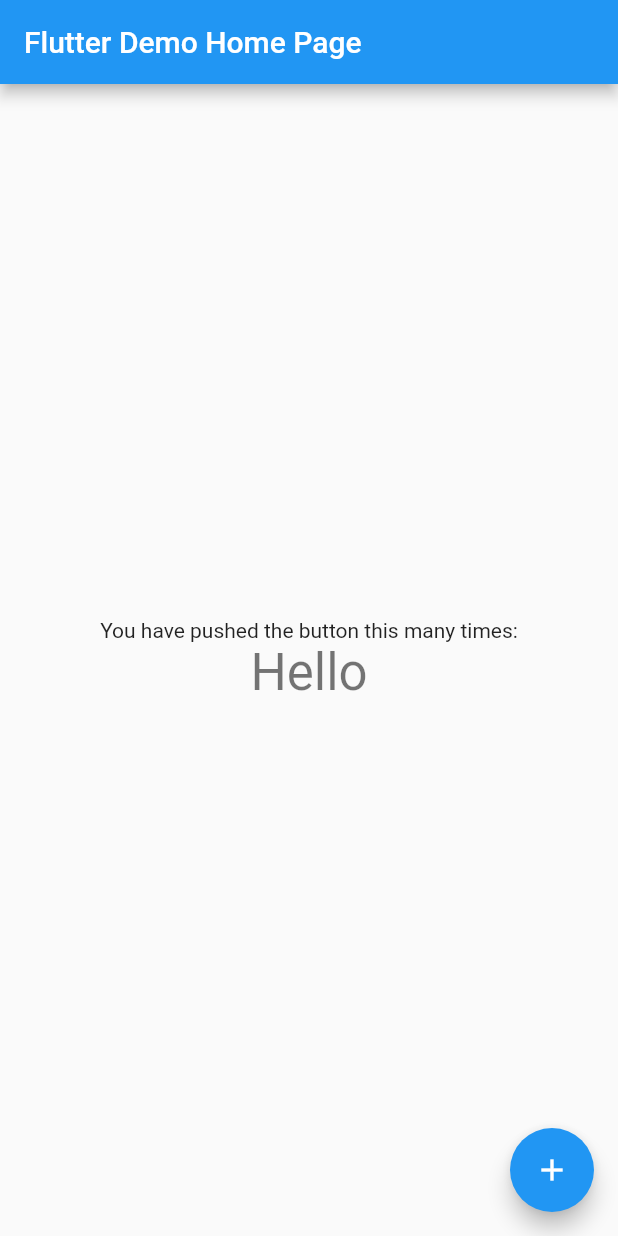
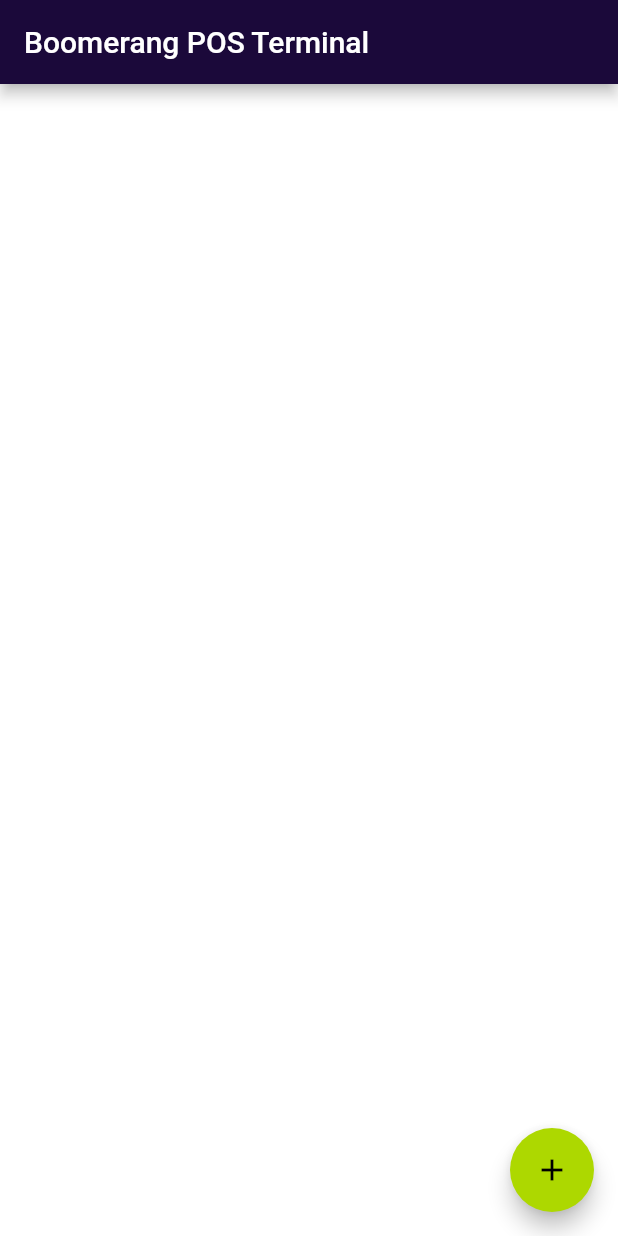
Before and after one commit to pipisasa/flutter_sunmi_pos_app, a Flutter app: the screen it shows after launch, after a tap on the "add" icon, on a phone screen of 412 x 824 dp. Run offline on Flutter 3.47's test engine with Material 2 defaults, Android fonts, the light colour scheme and no system bars; our stand-ins replace cloud_firestore, firebase_analytics, firebase_auth, firebase_core, firebase_messaging, google_sign_in; missing offline and left inert: esc_pos_utils, flutterfire_ui, sunmi_printer_plus, universal_html; accounts and stored records are empty.

Commit message:
Add firebase, configure cloud messaging

```diff
--- /dev/null
+++ b/lib/constants.dart
@@ -0,0 +1,31 @@
+import 'package:flutter/material.dart';
+
+const int _darkBluePrimaryValue = 0xFF1B093A;
+const darkBlue = MaterialColor(_darkBluePrimaryValue, {
+  50: Color(0xFFe5e5ed), //#e5e5ed
+  100: Color(0xFFbfbdd2), //#bfbdd2
+  200: Color(0xFF9693b4), //#9693b4
+  300: Color(0xFF6f6b96), //#6f6b96
+  400: Color(0xFF554d81), //#554d81
+  500: Color(0xFF3d306e), //#3d306e
+  600: Color(0xFF372a66), //#372a66
+  700: Color(0xFF30225c), //#30225c
+  800: Color(0xFF281950), //#281950
+  900: Color(_darkBluePrimaryValue), //#1B093A
+}); // #1B093A
+// darkBlue as MeterialColor(0xFF1B093A)
+
+// LimeGreen
+const int _limeGreenPrimaryValue = 0xFFadd800; //#add800
+const limeGreen = MaterialColor(_limeGreenPrimaryValue, {
+  50: Color(0xFFf5fbe5), //#f5fbe5
+  100: Color(0xFFe6f3bd), //#e6f3bd
+  200: Color(0xFFd5ec91), //#d5ec91
+  300: Color(0xFFc5e464), //#c5e464
+  400: Color(0xFFb8de3e), //#b8de3e
+  500: Color(_limeGreenPrimaryValue), //#add800
+  600: Color(0xFFa2c600), //#a2c600
+  700: Color(0xFF94b000), //#94b000
+  800: Color(0xFF859900), //#859900
+  900: Color(0xFF6e7300), //#6e7300
+});
--- a/lib/main.dart
+++ b/lib/main.dart
@@ -1,8 +1,68 @@
+import 'package:boomerang_pos/constants.dart';
+import 'package:cloud_firestore/cloud_firestore.dart';
+import 'package:firebase_analytics/firebase_analytics.dart';
+import 'package:flutter/material.dart';
+
+// Printer
+// import 'package:flutter_sunmi_printer/flutter_sunmi_printer.dart';
 import 'package:boomerang_pos/SSE.dart';
-import 'package:flutter/material.dart';
-// import 'package:flutter_sunmi_printer/flutter_sunmi_printer.dart';
 
-void main() {
+// Firebase
+import 'package:firebase_core/firebase_core.dart';
+import 'package:firebase_messaging/firebase_messaging.dart';
+import 'package:firebase_auth/firebase_auth.dart';
+import 'package:flutterfire_ui/auth.dart';
+import 'package:flutterfire_ui/firestore.dart';
+import 'package:google_sign_in/google_sign_in.dart';
+import 'firebase_options.dart';
+import 'package:esc_pos_utils/esc_pos_utils.dart';
+import 'package:sunmi_printer_plus/sunmi_printer_plus.dart';
+
+Future<void> _firebaseMessagingBackgroundHandler(RemoteMessage message) async {
+  // If you're going to use other Firebase services in the background, such as Firestore,
+  // make sure you call `initializeApp` before using other Firebase services.
+  await Firebase.initializeApp();
+
+  // print("Handling a background message: ${message.messageId}");
+  final bool? isPrinterBind = await SunmiPrinter.bindingPrinter();
+  final int paperSize = await SunmiPrinter.paperSize();
+  final String printerVersion = await SunmiPrinter.printerVersion();
+  final String printerSerialNumber = await SunmiPrinter.serialNumber();
+
+  if (message.data.containsKey('orderId')) {
+    print("Order ID: ${message.data['orderId']}");
+    print(message.data);
+
+    await SunmiPrinter.initPrinter();
+    await SunmiPrinter.startTransactionPrint(true);
+
+    await SunmiPrinter.line();
+
+    await SunmiPrinter.printText(message.data['text'],
+        style: SunmiStyle(fontSize: SunmiFontSize.MD));
+    await SunmiPrinter.lineWrap(2);
+
+    await SunmiPrinter.printQRCode(message.data['orderId']);
+    await SunmiPrinter.lineWrap(2);
+
+    await SunmiPrinter.printBarCode(message.data['orderId'],
+        barcodeType: SunmiBarcodeType.CODE128,
+        textPosition: SunmiBarcodeTextPos.TEXT_UNDER,
+        height: 20);
+    await SunmiPrinter.lineWrap(2);
+
+    await SunmiPrinter.exitTransactionPrint(true);
+  }
+}
+
+void main() async {
+  WidgetsFlutterBinding.ensureInitialized();
+  await Firebase.initializeApp(
+    options: DefaultFirebaseOptions.currentPlatform,
+  );
+  // await SunmiPrinter.bindingPrinter();
+  await FirebaseMessaging.instance.subscribeToTopic('pos-terminal');
+  FirebaseMessaging.onBackgroundMessage(_firebaseMessagingBackgroundHandler);
   runApp(const MyApp());
 }
 
@@ -14,6 +74,7 @@
   Widget build(BuildContext context) {
     return MaterialApp(
       title: 'Flutter Demo',
+      debugShowCheckedModeBanner: false,
       theme: ThemeData(
         // This is the theme of your application.
         //
@@ -24,9 +85,9 @@
         // or simply save your changes to "hot reload" in a Flutter IDE).
         // Notice that the counter didn't reset back to zero; the application
         // is not restarted.
-        primarySwatch: Colors.blue,
+        primarySwatch: limeGreen,
       ),
-      home: const MyHomePage(title: 'Flutter Demo Home Page'),
+      home: const MyHomePage(title: 'Boomerang POS Terminal'),
     );
   }
 }
@@ -50,31 +111,45 @@
 }
 
 class _MyHomePageState extends State<MyHomePage> {
-  void _incrementCounter() async {
-    // SunmiPrinter.hr(); // prints a full width separator
-    // SunmiPrinter.text(
-    //   'Test Sunmi Printer',
-    //   styles: const SunmiStyles(align: SunmiAlign.center),
-    // );
-    // SunmiPrinter.hr();
-    testSse();
+  FirebaseMessaging messaging = FirebaseMessaging.instance;
+  User? _user;
+  bool isUserAuth = false;
+
+  @override
+  void initState() {
+    // TODO: implement initState
+    super.initState();
+
+    FirebaseAnalytics.instance.logAppOpen();
+    _listenAuthState();
+    _initMessaging();
   }
 
-  void testSse() {
-    Stream<dynamic> myStream = Sse.connect(
-      uri: Uri.parse(
-          'http://localhost:8080/elastic/services/ws/subscribe/<clientId>'),
-      closeOnError: true,
-      withCredentials: false,
-    ).stream;
-
-    myStream.listen((event) {
-      print('Received:' +
-          DateTime.now().millisecondsSinceEpoch.toString() +
-          ' : ' +
-          event.toString());
+  _listenAuthState() {
+    FirebaseAuth.instance.authStateChanges().listen((User? user) {
+      setState(() {
+        _user = user;
+        isUserAuth = user != null;
+      });
     });
   }
+
+  Future<void> _initMessaging() async {
+    NotificationSettings settings =
+        await FirebaseMessaging.instance.requestPermission(
+      alert: true,
+      announcement: false,
+      badge: true,
+      carPlay: false,
+      criticalAlert: false,
+      provisional: false,
+      sound: true,
+    );
+
+    print('User granted permission: ${settings.authorizationStatus}');
+  }
+
+  void _onPressed() async {}
 
   @override
   Widget build(BuildContext context) {
@@ -85,43 +160,19 @@
     // fast, so that you can just rebuild anything that needs updating rather
     // than having to individually change instances of widgets.
     return Scaffold(
+      backgroundColor: Colors.white,
       appBar: AppBar(
         // Here we take the value from the MyHomePage object that was created by
         // the App.build method, and use it to set our appbar title.
-        title: Text(widget.title),
+        title: Text(
+          widget.title,
+          style: const TextStyle(color: Colors.white),
+        ),
+        backgroundColor: darkBlue.shade900,
       ),
-      body: Center(
-        // Center is a layout widget. It takes a single child and positions it
-        // in the middle of the parent.
-        child: Column(
-          // Column is also a layout widget. It takes a list of children and
-          // arranges them vertically. By default, it sizes itself to fit its
-          // children horizontally, and tries to be as tall as its parent.
-          //
-          // Invoke "debug painting" (press "p" in the console, choose the
-          // "Toggle Debug Paint" action from the Flutter Inspector in Android
-          // Studio, or the "Toggle Debug Paint" command in Visual Studio Code)
-          // to see the wireframe for each widget.
-          //
-          // Column has various properties to control how it sizes itself and
-          // how it positions its children. Here we use mainAxisAlignment to
-          // center the children vertically; the main axis here is the vertical
-          // axis because Columns are vertical (the cross axis would be
-          // horizontal).
-          mainAxisAlignment: MainAxisAlignment.center,
-          children: <Widget>[
-            const Text(
-              'You have pushed the button this many times:',
-            ),
-            Text(
-              'Hello',
-              style: Theme.of(context).textTheme.headline4,
-            ),
-          ],
-        ),
-      ),
+      body: Container(),
       floatingActionButton: FloatingActionButton(
-        onPressed: _incrementCounter,
+        onPressed: _onPressed,
         tooltip: 'Increment',
         child: const Icon(Icons.add),
       ), // This trailing comma makes auto-formatting nicer for build methods.
```
Also changed, not shown: pubspec.yaml (+10 -1 lines), lib/firebase_options.dart (added), pubspec.lock, 8 other files.
